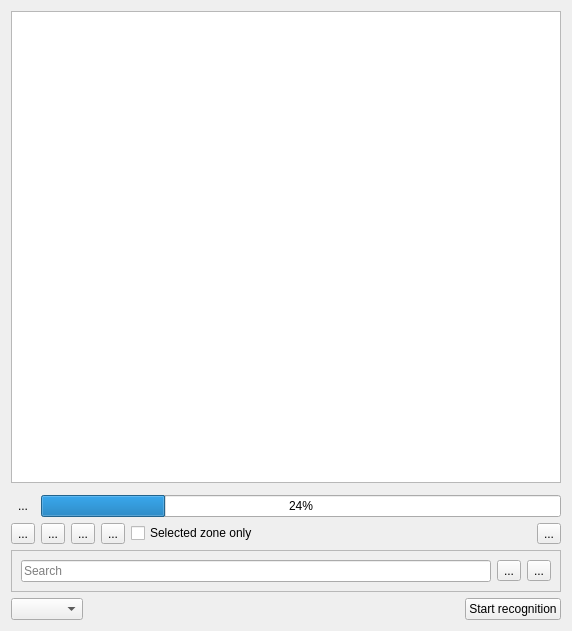
KDE/kdenlive, file src/ui/textbasededit_ui.ui: the form before one commit.
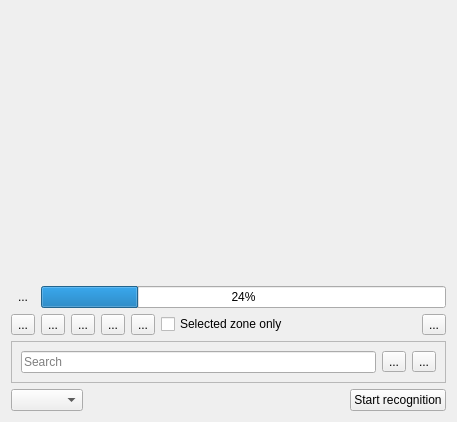
The form after the commit. Custom widgets are drawn as their Qt base class.

Patch:
```diff
--- a/src/ui/textbasededit_ui.ui
+++ b/src/ui/textbasededit_ui.ui
@@ -6,25 +6,64 @@
    <rect>
     <x>0</x>
     <y>0</y>
-    <width>572</width>
-    <height>631</height>
+    <width>457</width>
+    <height>422</height>
    </rect>
   </property>
   <layout class="QGridLayout" name="gridLayout_2">
-   <item row="5" column="2">
-    <spacer name="horizontalSpacer">
-     <property name="orientation">
-      <enum>Qt::Horizontal</enum>
+   <item row="0" column="0">
+    <widget class="QFrame" name="text_frame">
+     <property name="sizePolicy">
+      <sizepolicy hsizetype="Preferred" vsizetype="MinimumExpanding">
+       <horstretch>0</horstretch>
+       <verstretch>0</verstretch>
+      </sizepolicy>
      </property>
-     <property name="sizeHint" stdset="0">
-      <size>
-       <width>250</width>
-       <height>20</height>
-      </size>
+     <property name="frameShape">
+      <enum>QFrame::NoFrame</enum>
      </property>
-    </spacer>
+     <property name="frameShadow">
+      <enum>QFrame::Raised</enum>
+     </property>
+    </widget>
    </item>
-   <item row="2" column="0" colspan="4">
+   <item row="4" column="0">
+    <widget class="QFrame" name="search_frame">
+     <property name="frameShape">
+      <enum>QFrame::StyledPanel</enum>
+     </property>
+     <property name="frameShadow">
+      <enum>QFrame::Raised</enum>
+     </property>
+     <layout class="QGridLayout" name="gridLayout_3">
+      <item row="0" column="1">
+       <widget class="QToolButton" name="search_prev">
+        <property name="text">
+         <string>...</string>
+        </property>
+       </widget>
+      </item>
+      <item row="0" column="0">
+       <widget class="QLineEdit" name="search_line">
+        <property name="placeholderText">
+         <string>Search</string>
+        </property>
+        <property name="clearButtonEnabled">
+         <bool>true</bool>
+        </property>
+       </widget>
+      </item>
+      <item row="0" column="2">
+       <widget class="QToolButton" name="search_next">
+        <property name="text">
+         <string>...</string>
+        </property>
+       </widget>
+      </item>
+     </layout>
+    </widget>
+   </item>
+   <item row="2" column="0">
     <widget class="QFrame" name="frame_progress">
      <property name="frameShape">
       <enum>QFrame::NoFrame</enum>
@@ -65,24 +104,37 @@
      </layout>
     </widget>
    </item>
-   <item row="5" column="3">
-    <widget class="QPushButton" name="button_start">
-     <property name="text">
-      <string>Start recognition</string>
-     </property>
-    </widget>
+   <item row="5" column="0">
+    <layout class="QHBoxLayout" name="horizontalLayout_2">
+     <item>
+      <widget class="QComboBox" name="language_box"/>
+     </item>
+     <item>
+      <spacer name="horizontalSpacer">
+       <property name="orientation">
+        <enum>Qt::Horizontal</enum>
+       </property>
+       <property name="sizeHint" stdset="0">
+        <size>
+         <width>250</width>
+         <height>20</height>
+        </size>
+       </property>
+      </spacer>
+     </item>
+     <item>
+      <widget class="QPushButton" name="button_start">
+       <property name="text">
+        <string>Start recognition</string>
+       </property>
+      </widget>
+     </item>
+    </layout>
    </item>
-   <item row="1" column="0" colspan="4">
+   <item row="1" column="0">
     <widget class="KMessageWidget" name="info_message"/>
    </item>
-   <item row="0" column="0" colspan="4">
-    <widget class="QListWidget" name="listWidget">
-     <property name="alternatingRowColors">
-      <bool>true</bool>
-     </property>
-    </widget>
-   </item>
-   <item row="3" column="0" colspan="4">
+   <item row="3" column="0">
     <widget class="QFrame" name="edit_frame">
      <property name="frameShape">
       <enum>QFrame::NoFrame</enum>
@@ -103,7 +155,14 @@
       <property name="bottomMargin">
        <number>0</number>
       </property>
-      <item row="0" column="5">
+      <item row="0" column="8">
+       <widget class="QToolButton" name="vosk_config">
+        <property name="text">
+         <string>...</string>
+        </property>
+       </widget>
+      </item>
+      <item row="0" column="7">
        <spacer name="horizontalSpacer_2">
         <property name="orientation">
          <enum>Qt::Horizontal</enum>
@@ -116,17 +175,7 @@
         </property>
        </spacer>
       </item>
-      <item row="0" column="3">
-       <widget class="QToolButton" name="button_search">
-        <property name="text">
-         <string>...</string>
-        </property>
-        <property name="checkable">
-         <bool>true</bool>
-        </property>
-       </widget>
-      </item>
-      <item row="0" column="1">
+      <item row="0" column="2">
        <widget class="QToolButton" name="button_up">
         <property name="text">
          <string>...</string>
@@ -134,64 +183,38 @@
        </widget>
       </item>
       <item row="0" column="6">
-       <widget class="QToolButton" name="vosk_config">
-        <property name="text">
-         <string>...</string>
-        </property>
-       </widget>
-      </item>
-      <item row="0" column="2">
-       <widget class="QToolButton" name="button_down">
-        <property name="text">
-         <string>...</string>
-        </property>
-       </widget>
-      </item>
-      <item row="0" column="0">
-       <widget class="QToolButton" name="button_delete">
-        <property name="text">
-         <string>...</string>
-        </property>
-       </widget>
-      </item>
-      <item row="0" column="4">
        <widget class="QCheckBox" name="speech_zone">
         <property name="text">
          <string>Selected zone only</string>
         </property>
        </widget>
       </item>
-     </layout>
-    </widget>
-   </item>
-   <item row="4" column="0" colspan="4">
-    <widget class="QFrame" name="search_frame">
-     <property name="frameShape">
-      <enum>QFrame::StyledPanel</enum>
-     </property>
-     <property name="frameShadow">
-      <enum>QFrame::Raised</enum>
-     </property>
-     <layout class="QGridLayout" name="gridLayout_3">
-      <item row="0" column="1">
-       <widget class="QToolButton" name="search_prev">
+      <item row="0" column="5">
+       <widget class="QToolButton" name="button_search">
         <property name="text">
          <string>...</string>
         </property>
-       </widget>
-      </item>
-      <item row="0" column="0">
-       <widget class="QLineEdit" name="search_line">
-        <property name="placeholderText">
-         <string>Search</string>
-        </property>
-        <property name="clearButtonEnabled">
+        <property name="checkable">
          <bool>true</bool>
         </property>
        </widget>
       </item>
-      <item row="0" column="2">
-       <widget class="QToolButton" name="search_next">
+      <item row="0" column="4">
+       <widget class="QToolButton" name="button_down">
+        <property name="text">
+         <string>...</string>
+        </property>
+       </widget>
+      </item>
+      <item row="0" column="1">
+       <widget class="QToolButton" name="button_insert">
+        <property name="text">
+         <string>...</string>
+        </property>
+       </widget>
+      </item>
+      <item row="0" column="3">
+       <widget class="QToolButton" name="button_delete">
         <property name="text">
          <string>...</string>
         </property>
@@ -200,9 +223,6 @@
      </layout>
     </widget>
    </item>
-   <item row="5" column="0" colspan="2">
-    <widget class="QComboBox" name="language_box"/>
-   </item>
   </layout>
  </widget>
  <customwidgets>
```
